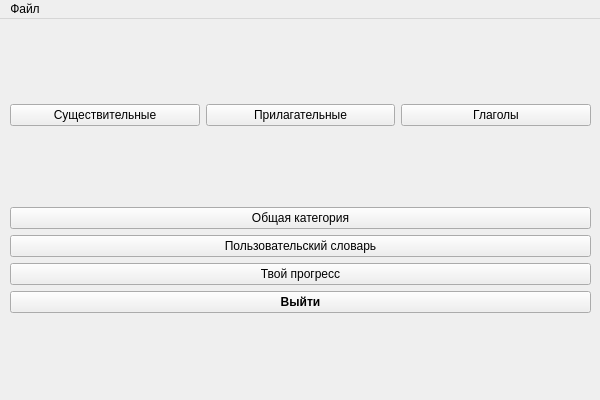
The window that Word-Flow/mainmenu.ui (timowka0304/Word-Flow) describes before a commit, drawn with Qt 5.
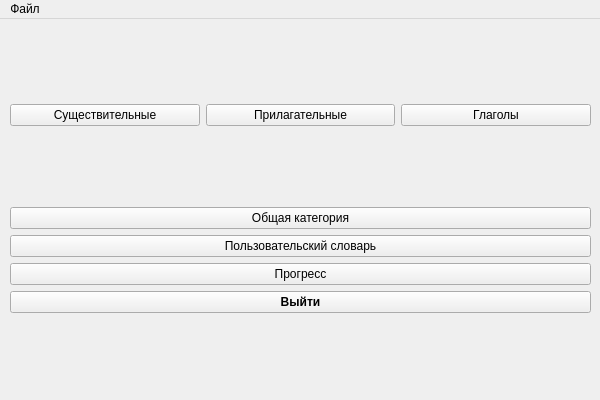
The same window after the commit. Icons and pictures are not drawn.

Diff of the .ui file:
```diff
--- a/Word-Flow/mainmenu.ui
+++ b/Word-Flow/mainmenu.ui
@@ -68,7 +68,7 @@
        <item>
         <widget class="QPushButton" name="progress_Button">
          <property name="text">
-          <string>Твой прогресс</string>
+          <string>Прогресс</string>
          </property>
         </widget>
        </item>
```
Left out of the diff: 6 changed lines with no effect on the pictures.
